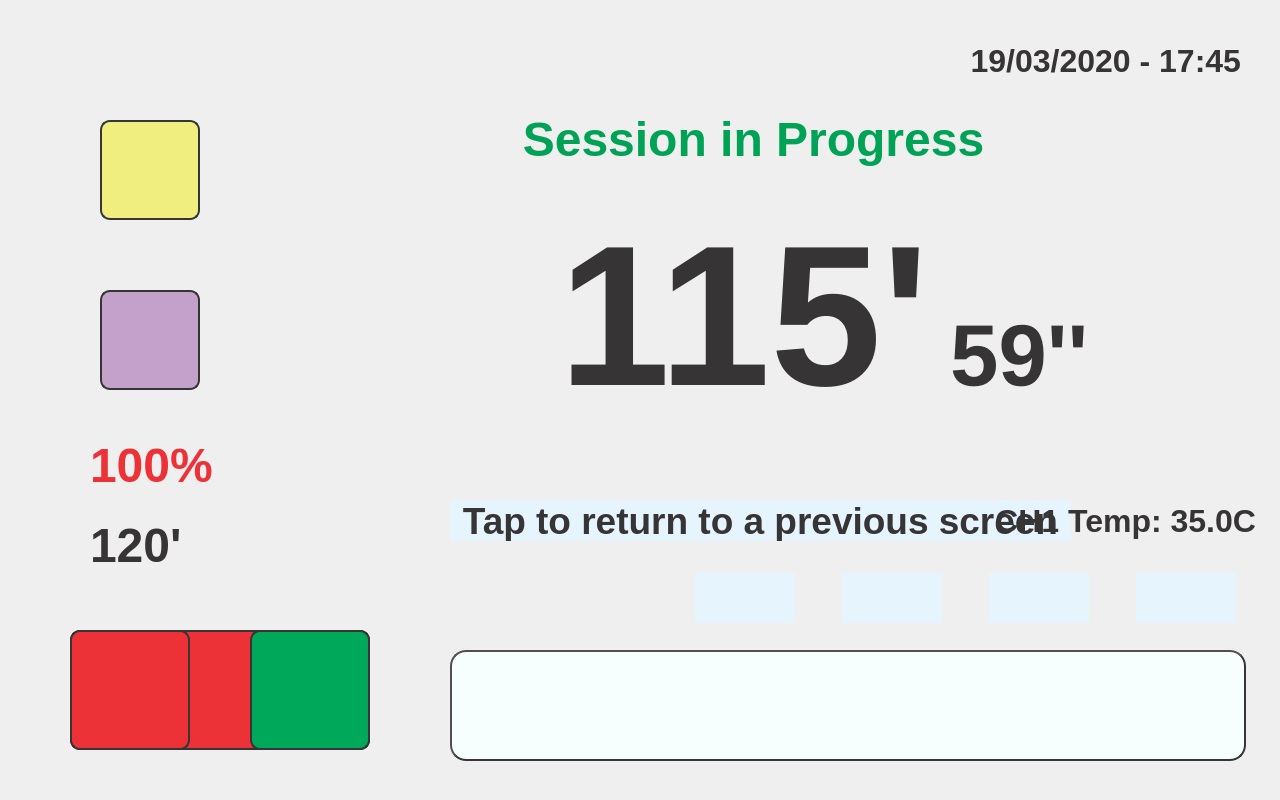
Old version of the form rpi_base_infinity/magnet_v_4_0/magnet_treatment_dlg.ui in the repository MarianoDel/pyqt5.
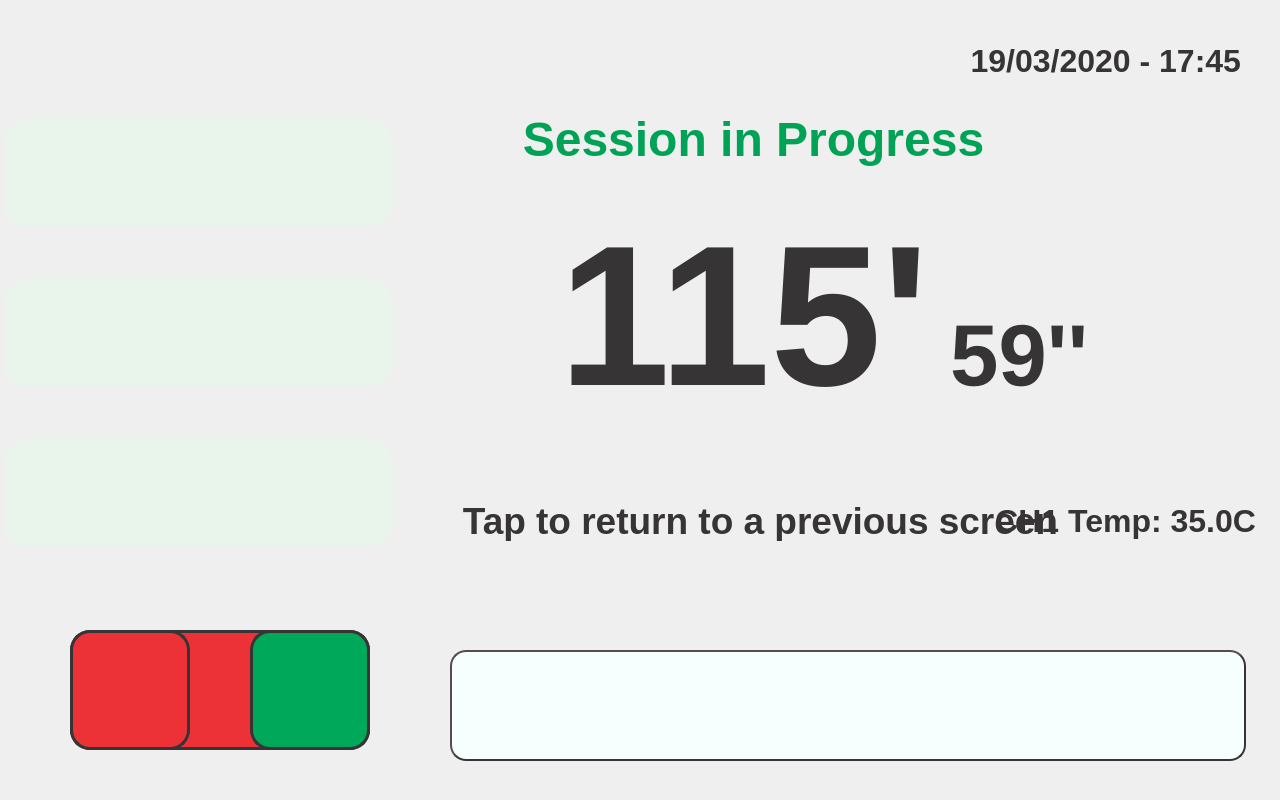
New version of the form. Icons and pictures are not drawn.

What changed in the file:
```diff
--- a/rpi_base_infinity/magnet_v_4_0/magnet_treatment_dlg.ui
+++ b/rpi_base_infinity/magnet_v_4_0/magnet_treatment_dlg.ui
@@ -15,59 +15,9 @@
   </property>
   <property name="styleSheet">
    <string notr="true">QDialog {
-background-image: url(:/background/resources/background_magnet_infinity_02.png);
+background-image: url(:/background/resources/bkg_treat_no_buttons.png);
 }</string>
   </property>
-  <widget class="QPushButton" name="freqButton">
-   <property name="geometry">
-    <rect>
-     <x>100</x>
-     <y>290</y>
-     <width>100</width>
-     <height>100</height>
-    </rect>
-   </property>
-   <property name="minimumSize">
-    <size>
-     <width>100</width>
-     <height>100</height>
-    </size>
-   </property>
-   <property name="styleSheet">
-    <string notr="true">background-image: url(:/frequencies/resources/62_64Hz.png);
-background-color: rgb(196, 161, 203);
-border-radius: 10px;
-border:2px solid rgb(55, 52, 53);</string>
-   </property>
-   <property name="text">
-    <string/>
-   </property>
-  </widget>
-  <widget class="QPushButton" name="signalButton">
-   <property name="geometry">
-    <rect>
-     <x>100</x>
-     <y>120</y>
-     <width>100</width>
-     <height>100</height>
-    </rect>
-   </property>
-   <property name="minimumSize">
-    <size>
-     <width>100</width>
-     <height>100</height>
-    </size>
-   </property>
-   <property name="styleSheet">
-    <string notr="true">background-image: url(:/buttons/resources/Sinus.png);
-background-color: rgb(240, 238, 126);
-border-radius: 10px;
-border:2px solid rgb(55, 52, 53);</string>
-   </property>
-   <property name="text">
-    <string/>
-   </property>
-  </widget>
   <widget class="QTextEdit" name="textEdit">
    <property name="geometry">
     <rect>
@@ -103,8 +53,8 @@
    <property name="styleSheet">
     <string notr="true">background-image: url(:/buttons/resources/Stop-Pause.png);
 background-color: rgb(237, 50, 55);
-border-radius: 10px;
-border:2px solid rgb(55, 52, 53);</string>
+border-radius: 20px;
+border:3px solid rgb(55, 52, 53);</string>
    </property>
    <property name="text">
     <string/>
@@ -137,11 +87,11 @@
     <set>Qt::AlignRight|Qt::AlignTrailing|Qt::AlignVCenter</set>
    </property>
   </widget>
-  <widget class="QLabel" name="powerLabel">
+  <widget class="QLabel" name="stage1PowerLabel">
    <property name="geometry">
     <rect>
-     <x>90</x>
-     <y>440</y>
+     <x>260</x>
+     <y>120</y>
      <width>151</width>
      <height>51</height>
     </rect>
@@ -245,11 +195,11 @@
     <set>Qt::AlignRight|Qt::AlignTrailing|Qt::AlignVCenter</set>
    </property>
   </widget>
-  <widget class="QLabel" name="minutesLabel">
+  <widget class="QLabel" name="stage1MinutesLabel">
    <property name="geometry">
     <rect>
-     <x>90</x>
-     <y>520</y>
+     <x>260</x>
+     <y>170</y>
      <width>151</width>
      <height>51</height>
     </rect>
@@ -290,8 +240,8 @@
    <property name="styleSheet">
     <string notr="true">background-image: url(:/buttons/resources/Stop.png);
 background-color: rgb(237, 50, 55);
-border-radius: 10px;
-border:2px solid rgb(55, 52, 53);</string>
+border-radius: 20px;
+border:3px solid rgb(55, 52, 53);</string>
    </property>
    <property name="text">
     <string/>
@@ -315,8 +265,8 @@
    <property name="styleSheet">
     <string notr="true">background-image: url(:/buttons/resources/Rsm.png);
 background-color: rgb(0, 168, 89);
-border-radius: 10px;
-border:2px solid rgb(55, 52, 53);</string>
+border-radius: 20px;
+border:3px solid rgb(55, 52, 53);</string>
    </property>
    <property name="text">
     <string/>
@@ -343,8 +293,7 @@
     <enum>Qt::NoFocus</enum>
    </property>
    <property name="styleSheet">
-    <string notr="true">background-color: rgb(230, 245, 253);
-border: 0px;
+    <string notr="true">border: 0px;
 color: rgb(55, 52, 53);</string>
    </property>
    <property name="text">
@@ -387,15 +336,14 @@
        </font>
       </property>
       <property name="styleSheet">
-       <string notr="true">background-color: rgb(230, 245, 253);
-border: 0px;
+       <string notr="true">border: 0px;
 </string>
       </property>
       <property name="text">
        <string/>
       </property>
       <property name="icon">
-       <iconset resource="magnet3_res.qrc">
+       <iconset resource="magnet4_res.qrc">
         <normaloff>:/buttons/resources/wifi-symbol_disa.png</normaloff>:/buttons/resources/wifi-symbol_disa.png</iconset>
       </property>
       <property name="iconSize">
@@ -429,15 +377,14 @@
        </font>
       </property>
       <property name="styleSheet">
-       <string notr="true">background-color: rgb(230, 245, 253);
-border: 0px;
+       <string notr="true">border: 0px;
 </string>
       </property>
       <property name="text">
        <string/>
       </property>
       <property name="icon">
-       <iconset resource="magnet3_res.qrc">
+       <iconset resource="magnet4_res.qrc">
         <normaloff>:/buttons/resources/wifi-symbol_disa.png</normaloff>:/buttons/resources/wifi-symbol_disa.png</iconset>
       </property>
       <property name="iconSize">
@@ -471,15 +418,14 @@
        </font>
       </property>
       <property name="styleSheet">
-       <string notr="true">background-color: rgb(230, 245, 253);
-border: 0px;
+       <string notr="true">border: 0px;
 </string>
       </property>
       <property name="text">
        <string/>
       </property>
       <property name="icon">
-       <iconset resource="magnet3_res.qrc">
+       <iconset resource="magnet4_res.qrc">
         <normaloff>:/buttons/resources/wifi-symbol_disa.png</normaloff>:/buttons/resources/wifi-symbol_disa.png</iconset>
       </property>
       <property name="iconSize">
@@ -513,15 +459,14 @@
        </font>
       </property>
       <property name="styleSheet">
-       <string notr="true">background-color: rgb(230, 245, 253);
-border: 0px;
+       <string notr="true">border: 0px;
 </string>
       </property>
       <property name="text">
        <string/>
       </property>
       <property name="icon">
-       <iconset resource="magnet3_res.qrc">
+       <iconset resource="magnet4_res.qrc">
         <normaloff>:/buttons/resources/wifi-symbol_disa.png</normaloff>:/buttons/resources/wifi-symbol_disa.png</iconset>
       </property>
       <property name="iconSize">
@@ -561,6 +506,445 @@
     <set>Qt::AlignRight|Qt::AlignTrailing|Qt::AlignVCenter</set>
    </property>
   </widget>
+  <widget class="QLabel" name="stage2MinutesLabel">
+   <property name="geometry">
+    <rect>
+     <x>260</x>
+     <y>330</y>
+     <width>151</width>
+     <height>51</height>
+    </rect>
+   </property>
+   <property name="font">
+    <font>
+     <family>Liberation Sans</family>
+     <pointsize>36</pointsize>
+     <weight>75</weight>
+     <bold>true</bold>
+    </font>
+   </property>
+   <property name="styleSheet">
+    <string notr="true">color: rgb(55, 52, 53);</string>
+   </property>
+   <property name="text">
+    <string>120'</string>
+   </property>
+   <property name="alignment">
+    <set>Qt::AlignLeading|Qt::AlignLeft|Qt::AlignVCenter</set>
+   </property>
+  </widget>
+  <widget class="QLabel" name="stage2PowerLabel">
+   <property name="geometry">
+    <rect>
+     <x>260</x>
+     <y>280</y>
+     <width>151</width>
+     <height>51</height>
+    </rect>
+   </property>
+   <property name="font">
+    <font>
+     <family>Liberation Sans</family>
+     <pointsize>36</pointsize>
+     <weight>75</weight>
+     <bold>true</bold>
+    </font>
+   </property>
+   <property name="styleSheet">
+    <string notr="true">color: rgb(237, 50, 55);</string>
+   </property>
+   <property name="text">
+    <string>100%</string>
+   </property>
+   <property name="alignment">
+    <set>Qt::AlignLeading|Qt::AlignLeft|Qt::AlignVCenter</set>
+   </property>
+  </widget>
+  <widget class="QLabel" name="stage3MinutesLabel">
+   <property name="geometry">
+    <rect>
+     <x>260</x>
+     <y>490</y>
+     <width>151</width>
+     <height>51</height>
+    </rect>
+   </property>
+   <property name="font">
+    <font>
+     <family>Liberation Sans</family>
+     <pointsize>36</pointsize>
+     <weight>75</weight>
+     <bold>true</bold>
+    </font>
+   </property>
+   <property name="styleSheet">
+    <string notr="true">color: rgb(55, 52, 53);</string>
+   </property>
+   <property name="text">
+    <string>120'</string>
+   </property>
+   <property name="alignment">
+    <set>Qt::AlignLeading|Qt::AlignLeft|Qt::AlignVCenter</set>
+   </property>
+  </widget>
+  <widget class="QLabel" name="stage3PowerLabel">
+   <property name="geometry">
+    <rect>
+     <x>260</x>
+     <y>440</y>
+     <width>151</width>
+     <height>51</height>
+    </rect>
+   </property>
+   <property name="font">
+    <font>
+     <family>Liberation Sans</family>
+     <pointsize>36</pointsize>
+     <weight>75</weight>
+     <bold>true</bold>
+    </font>
+   </property>
+   <property name="styleSheet">
+    <string notr="true">color: rgb(237, 50, 55);</string>
+   </property>
+   <property name="text">
+    <string>100%</string>
+   </property>
+   <property name="alignment">
+    <set>Qt::AlignLeading|Qt::AlignLeft|Qt::AlignVCenter</set>
+   </property>
+  </widget>
+  <widget class="QWidget" name="layoutWidget">
+   <property name="geometry">
+    <rect>
+     <x>5</x>
+     <y>120</y>
+     <width>236</width>
+     <height>106</height>
+    </rect>
+   </property>
+   <layout class="QHBoxLayout" name="horizontalLayout">
+    <property name="spacing">
+     <number>5</number>
+    </property>
+    <item>
+     <widget class="QPushButton" name="stage1SignalButton">
+      <property name="sizePolicy">
+       <sizepolicy hsizetype="Fixed" vsizetype="Fixed">
+        <horstretch>0</horstretch>
+        <verstretch>0</verstretch>
+       </sizepolicy>
+      </property>
+      <property name="minimumSize">
+       <size>
+        <width>90</width>
+        <height>90</height>
+       </size>
+      </property>
+      <property name="styleSheet">
+       <string notr="true">background-image: url(:/buttons/resources/triangular_90_90.png);
+background-repeat:no-repeat;
+background-position: center center;
+background-color: rgb(230, 231, 232);
+border-radius: 20px;
+border:3px solid rgb(55, 52, 53);</string>
+      </property>
+      <property name="text">
+       <string/>
+      </property>
+     </widget>
+    </item>
+    <item>
+     <widget class="QPushButton" name="stage1FreqButton">
+      <property name="sizePolicy">
+       <sizepolicy hsizetype="Fixed" vsizetype="Fixed">
+        <horstretch>0</horstretch>
+        <verstretch>0</verstretch>
+       </sizepolicy>
+      </property>
+      <property name="minimumSize">
+       <size>
+        <width>90</width>
+        <height>90</height>
+       </size>
+      </property>
+      <property name="styleSheet">
+       <string notr="true">background-image: url(:/frequencies/resources/freq1_90_90.png);
+background-repeat:no-repeat;
+background-position: center center;
+background-color: rgb(230, 231, 232);
+border-radius: 20px;
+border:3px solid rgb(55, 52, 53);</string>
+      </property>
+      <property name="text">
+       <string/>
+      </property>
+     </widget>
+    </item>
+   </layout>
+  </widget>
+  <widget class="QWidget" name="layoutWidget_2">
+   <property name="geometry">
+    <rect>
+     <x>5</x>
+     <y>280</y>
+     <width>236</width>
+     <height>106</height>
+    </rect>
+   </property>
+   <layout class="QHBoxLayout" name="horizontalLayout_2">
+    <property name="spacing">
+     <number>5</number>
+    </property>
+    <item>
+     <widget class="QPushButton" name="stage2SignalButton">
+      <property name="sizePolicy">
+       <sizepolicy hsizetype="Fixed" vsizetype="Fixed">
+        <horstretch>0</horstretch>
+        <verstretch>0</verstretch>
+       </sizepolicy>
+      </property>
+      <property name="minimumSize">
+       <size>
+        <width>90</width>
+        <height>90</height>
+       </size>
+      </property>
+      <property name="styleSheet">
+       <string notr="true">background-image: url(:/buttons/resources/square_90_90.png);
+background-repeat:no-repeat;
+background-color: rgb(237, 211, 152);
+border-radius: 20px;
+border:3px solid rgb(55, 52, 53);</string>
+      </property>
+      <property name="text">
+       <string/>
+      </property>
+     </widget>
+    </item>
+    <item>
+     <widget class="QPushButton" name="stage2FreqButton">
+      <property name="sizePolicy">
+       <sizepolicy hsizetype="Fixed" vsizetype="Fixed">
+        <horstretch>0</horstretch>
+        <verstretch>0</verstretch>
+       </sizepolicy>
+      </property>
+      <property name="minimumSize">
+       <size>
+        <width>90</width>
+        <height>90</height>
+       </size>
+      </property>
+      <property name="styleSheet">
+       <string notr="true">background-image: url(:/frequencies/resources/freq1_90_90.png);
+background-repeat:no-repeat;
+background-position: center center;
+background-color: rgb(230, 231, 232);
+border-radius: 20px;
+border:3px solid rgb(55, 52, 53);</string>
+      </property>
+      <property name="text">
+       <string/>
+      </property>
+     </widget>
+    </item>
+   </layout>
+  </widget>
+  <widget class="QWidget" name="layoutWidget_3">
+   <property name="geometry">
+    <rect>
+     <x>5</x>
+     <y>440</y>
+     <width>236</width>
+     <height>106</height>
+    </rect>
+   </property>
+   <layout class="QHBoxLayout" name="horizontalLayout_3">
+    <property name="spacing">
+     <number>5</number>
+    </property>
+    <item>
+     <widget class="QPushButton" name="stage3SignalButton">
+      <property name="sizePolicy">
+       <sizepolicy hsizetype="Fixed" vsizetype="Fixed">
+        <horstretch>0</horstretch>
+        <verstretch>0</verstretch>
+       </sizepolicy>
+      </property>
+      <property name="minimumSize">
+       <size>
+        <width>90</width>
+        <height>90</height>
+       </size>
+      </property>
+      <property name="styleSheet">
+       <string notr="true">background-image: url(:/buttons/resources/square_90_90.png);
+background-repeat:no-repeat;
+background-color: rgb(237, 211, 152);
+border-radius: 20px;
+border:3px solid rgb(55, 52, 53);</string>
+      </property>
+      <property name="text">
+       <string/>
+      </property>
+     </widget>
+    </item>
+    <item>
+     <widget class="QPushButton" name="stage3FreqButton">
+      <property name="sizePolicy">
+       <sizepolicy hsizetype="Fixed" vsizetype="Fixed">
+        <horstretch>0</horstretch>
+        <verstretch>0</verstretch>
+       </sizepolicy>
+      </property>
+      <property name="minimumSize">
+       <size>
+        <width>90</width>
+        <height>90</height>
+       </size>
+      </property>
+      <property name="styleSheet">
+       <string notr="true">background-image: url(:/frequencies/resources/freq1_90_90.png);
+background-repeat:no-repeat;
+background-position: center center;
+background-color: rgb(230, 231, 232);
+border-radius: 20px;
+border:3px solid rgb(55, 52, 53);</string>
+      </property>
+      <property name="text">
+       <string/>
+      </property>
+     </widget>
+    </item>
+   </layout>
+  </widget>
+  <widget class="QPushButton" name="stage2BkgButton">
+   <property name="geometry">
+    <rect>
+     <x>5</x>
+     <y>280</y>
+     <width>386</width>
+     <height>106</height>
+    </rect>
+   </property>
+   <property name="sizePolicy">
+    <sizepolicy hsizetype="Expanding" vsizetype="Fixed">
+     <horstretch>0</horstretch>
+     <verstretch>0</verstretch>
+    </sizepolicy>
+   </property>
+   <property name="minimumSize">
+    <size>
+     <width>90</width>
+     <height>90</height>
+    </size>
+   </property>
+   <property name="font">
+    <font>
+     <family>Liberation Sans</family>
+     <pointsize>24</pointsize>
+     <weight>75</weight>
+     <bold>true</bold>
+    </font>
+   </property>
+   <property name="focusPolicy">
+    <enum>Qt::NoFocus</enum>
+   </property>
+   <property name="styleSheet">
+    <string notr="true">color: rgb(55, 52, 53);
+background-color: rgb(233, 245, 235);
+border-radius: 20px;
+border:3px solid rgb(233, 245, 235);</string>
+   </property>
+   <property name="text">
+    <string/>
+   </property>
+  </widget>
+  <widget class="QPushButton" name="stage1BkgButton">
+   <property name="geometry">
+    <rect>
+     <x>5</x>
+     <y>120</y>
+     <width>386</width>
+     <height>106</height>
+    </rect>
+   </property>
+   <property name="sizePolicy">
+    <sizepolicy hsizetype="Expanding" vsizetype="Fixed">
+     <horstretch>0</horstretch>
+     <verstretch>0</verstretch>
+    </sizepolicy>
+   </property>
+   <property name="minimumSize">
+    <size>
+     <width>90</width>
+     <height>90</height>
+    </size>
+   </property>
+   <property name="font">
+    <font>
+     <family>Liberation Sans</family>
+     <pointsize>24</pointsize>
+     <weight>75</weight>
+     <bold>true</bold>
+    </font>
+   </property>
+   <property name="focusPolicy">
+    <enum>Qt::NoFocus</enum>
+   </property>
+   <property name="styleSheet">
+    <string notr="true">color: rgb(55, 52, 53);
+background-color: rgb(233, 245, 235);
+border-radius: 20px;
+border:3px solid rgb(233, 245, 235);</string>
+   </property>
+   <property name="text">
+    <string/>
+   </property>
+  </widget>
+  <widget class="QPushButton" name="stage3BkgButton">
+   <property name="geometry">
+    <rect>
+     <x>5</x>
+     <y>440</y>
+     <width>386</width>
+     <height>106</height>
+    </rect>
+   </property>
+   <property name="sizePolicy">
+    <sizepolicy hsizetype="Expanding" vsizetype="Fixed">
+     <horstretch>0</horstretch>
+     <verstretch>0</verstretch>
+    </sizepolicy>
+   </property>
+   <property name="minimumSize">
+    <size>
+     <width>90</width>
+     <height>90</height>
+    </size>
+   </property>
+   <property name="font">
+    <font>
+     <family>Liberation Sans</family>
+     <pointsize>24</pointsize>
+     <weight>75</weight>
+     <bold>true</bold>
+    </font>
+   </property>
+   <property name="focusPolicy">
+    <enum>Qt::NoFocus</enum>
+   </property>
+   <property name="styleSheet">
+    <string notr="true">color: rgb(55, 52, 53);
+background-color: rgb(233, 245, 235);
+border-radius: 20px;
+border:3px solid rgb(233, 245, 235);</string>
+   </property>
+   <property name="text">
+    <string/>
+   </property>
+  </widget>
  </widget>
  <resources>
   <include location="magnet3_res.qrc"/>
```
Left out of the diff: 2 changed lines with no effect on the pictures.
